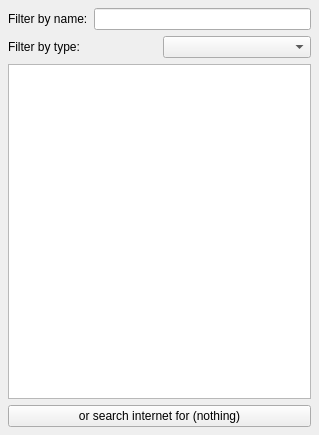
This is kstars/dialogs/finddialog.ui in KDE/kstars as Qt 5 draws it before an edit. The edited form follows.
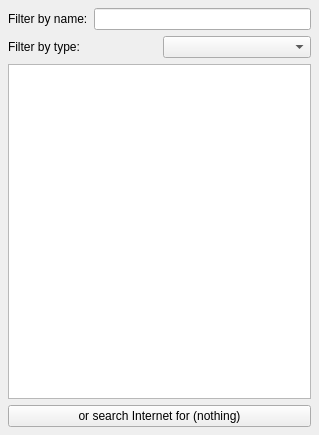
This is the edited form.

```diff
--- a/kstars/dialogs/finddialog.ui
+++ b/kstars/dialogs/finddialog.ui
@@ -67,7 +67,7 @@
    <item>
      <widget class="QPushButton" name="InternetSearchButton">
        <property name="text">
-         <string>or search internet for (nothing)</string>
+         <string>or search Internet for (nothing)</string>
        </property>
      </widget>
    </item>
```
